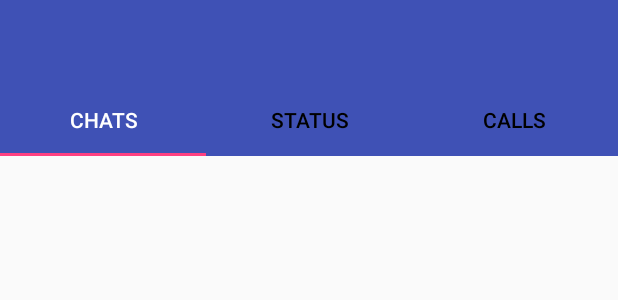
After one commit to wubrafiq807/bscq-app, an Android app: the layout activity_details.xml on its own in the app's theme, with its tools: preview values and no code run, on a phone screen of 412 x 824 dp. The commit adds this screen. Shown: the top 300 px of the screen. Run offline under Robolectric (Android 15) with nearby library versions, the phone set to English and light mode, and no system bars; network calls fail.

Commit message:
edit by radiq

```diff
--- a/app/src/main/AndroidManifest.xml
+++ b/app/src/main/AndroidManifest.xml
@@ -24,6 +24,8 @@
         android:theme="@style/AppTheme.NoActionBar"></activity>
         <activity
             android:name=".SubCategoryActivity" ></activity>
+        <activity
+            android:name=".DetailsActivity" ></activity>
     </application>
 
 </manifest>
--- a/app/src/main/java/com/location/rafiqul/bcsq/SubCategoryActivity.java
+++ b/app/src/main/java/com/location/rafiqul/bcsq/SubCategoryActivity.java
@@ -1,5 +1,6 @@
 package com.location.rafiqul.bcsq;
 
+import android.content.Intent;
 import android.os.Bundle;
 import android.support.v7.app.AppCompatActivity;
 import android.view.View;
@@ -38,7 +39,8 @@ public class SubCategoryActivity extends AppCompatActivity {
         listView.setOnItemClickListener(new AdapterView.OnItemClickListener() {
             @Override
             public void onItemClick(AdapterView<?> parent, View view, int position, long id) {
-                Toast.makeText(getApplicationContext(),idList.get(position).toString(),Toast.LENGTH_LONG).show();
+                Intent intent=new Intent(SubCategoryActivity.this,DetailsActivity.class);
+                startActivity(intent);
             }
         });
     }
--- a/app/src/main/java/com/location/rafiqul/bcsq/dao/DBHelper.java
+++ b/app/src/main/java/com/location/rafiqul/bcsq/dao/DBHelper.java
@@ -18,7 +18,7 @@ import com.location.rafiqul.bcsq.model.Subcategory;
 
 public class DBHelper extends SQLiteOpenHelper {
     // Database Version
-    private static final int DATABASE_VERSION = 1;
+    private static final int DATABASE_VERSION = 2;
     public static final String DATABASE_NAME = "BCS.db";
     public static final String CONTACTS_TABLE_NAME = "contacts";
     public static final String CATEGORY_TABLE_NAME = "category";
--- /dev/null
+++ b/app/src/main/res/layout/activity_details.xml
@@ -0,0 +1,52 @@
+<?xml version="1.0" encoding="utf-8"?>
+<LinearLayout xmlns:android="http://schemas.android.com/apk/res/android"
+    xmlns:app="http://schemas.android.com/apk/res-auto"
+    xmlns:tools="http://schemas.android.com/tools"
+    android:layout_width="match_parent"
+    android:layout_height="match_parent"
+    android:orientation="vertical"
+    tools:context="com.location.rafiqul.bcsq.DetailsActivity">
+
+    <android.support.v7.widget.Toolbar
+        android:id="@+id/toolbar"
+        android:layout_width="match_parent"
+        android:layout_height="wrap_content"
+        android:background="?attr/colorPrimary"
+        android:minHeight="?attr/actionBarSize"
+        android:theme="?attr/actionBarTheme"
+        app:popupTheme="@style/ThemeOverlay.AppCompat.Light"
+        app:theme="@style/ThemeOverlay.AppCompat.Dark" />
+
+    <android.support.design.widget.TabLayout
+        android:id="@+id/tablayout"
+        android:layout_width="match_parent"
+        android:layout_height="wrap_content"
+        android:background="@color/colorPrimary"
+        app:tabSelectedTextColor="@android:color/white"
+        app:tabTextColor="@android:color/black">
+
+        <android.support.design.widget.TabItem
+            android:id="@+id/tabChats"
+            android:layout_width="wrap_content"
+            android:layout_height="wrap_content"
+            android:text="Chats" />
+
+        <android.support.design.widget.TabItem
+            android:id="@+id/tabStatus"
+            android:layout_width="wrap_content"
+            android:layout_height="wrap_content"
+            android:text="Status" />
+
+        <android.support.design.widget.TabItem
+            android:id="@+id/tabCalls"
+            android:layout_width="wrap_content"
+            android:layout_height="wrap_content"
+            android:text="Calls" />
+
+    </android.support.design.widget.TabLayout>
+
+    <android.support.v4.view.ViewPager
+        android:id="@+id/viewPager"
+        android:layout_width="match_parent"
+        android:layout_height="wrap_content" />
+</LinearLayout>
```
Also changed, not shown: app/src/main/java/com/location/rafiqul/bcsq/CallFragment.java (added, +41 -0 lines), app/src/main/java/com/location/rafiqul/bcsq/ChatFragment.java (added, +41 -0 lines), app/src/main/java/com/location/rafiqul/bcsq/DetailsActivity.java (added, +87 -0 lines), app/src/main/java/com/location/rafiqul/bcsq/PageAdapter.java (added, +38 -0 lines), app/src/main/java/com/location/rafiqul/bcsq/StatusFragment.java (added, +41 -0 lines), app/src/main/res/layout/fragment_call.xml (added, +15 -0 lines), app/src/main/res/layout/fragment_chat.xml (added, +15 -0 lines), app/src/main/res/layout/fragment_status.xml (added, +15 -0 lines), app/src/main/res/menu/menu_calls.xml (added, +11 -0 lines), app/src/main/res/menu/menu_chats.xml (added, +10 -0 lines), app/src/main/res/menu/menu_status.xml (added, +10 -0 lines).
